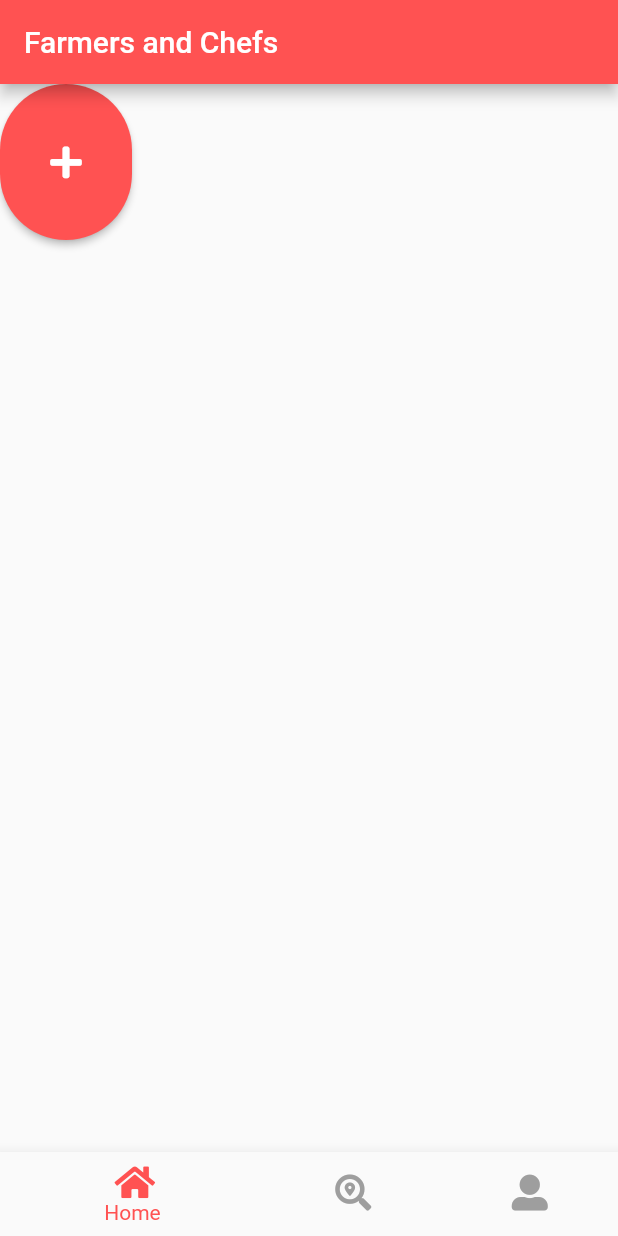
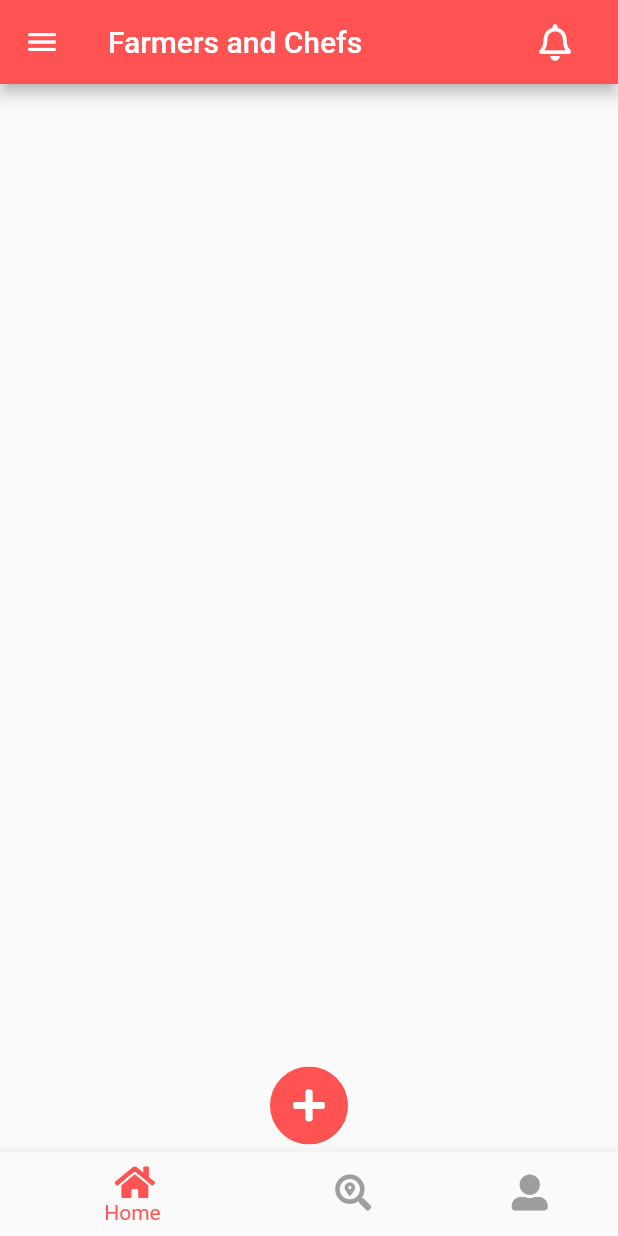
Before and after one commit to mhussein5477/farmersandchefs, a Flutter app: the Login screen opened directly, after a tap on "LOG IN", on a phone screen of 412 x 824 dp. Run offline on Flutter 3.47's test engine with Material 2 defaults, Android fonts, the phone set to English and light mode, and no system bars; our stand-ins replace font_awesome_flutter.

Commit message:
dashboard changes

```diff
--- a/lib/dashboard.dart
+++ b/lib/dashboard.dart
@@ -29,14 +29,96 @@ class MyAppState extends State<MyApp>{
       return MaterialApp(
 
           home : Scaffold(
+
             appBar: AppBar(
+
+              title: Text("Farmers and Chefs"),
               backgroundColor: Colors.redAccent,
-              title: Text('Farmers and Chefs'),
+              actions: <Widget>[
+
+               Container(
+                 margin: EdgeInsets.only(right: 30),
+                 child: Icon(FontAwesomeIcons.bell, color:Colors.white),
+
+               )
+              ],
             ),
+            drawer: Drawer(
+              child: ListView(
+                children: <Widget>[
+
+                  UserAccountsDrawerHeader(
+                     decoration: BoxDecoration( color: Colors.redAccent, ),
+                    accountName: Text("Mohamad Hussein"),
+                   accountEmail: Text("mohamadhussein433@gmail.com"),
+                  currentAccountPicture: CircleAvatar(
+                    backgroundColor: Colors.white,
+
+             child: Text( "M",
+                style: TextStyle(fontSize: 40.0, color: Colors.redAccent),
+                             ),
+                           ),
+                          ),
+
+                          ListTile(
+                            title: Text('Catergories'),
+
+                          ),
+
+                           ListTile(
+                                 leading: CircleAvatar(
+                                    backgroundImage: AssetImage('asset/images/fruits.jpg'),
+                                 ),
+                                  title: Text('Fruits'),
+                                  subtitle: Text('Mangoes , Apples , Pinapples etc'), //           <-- subtitle
+                               ),
+
+
+
+                           ListTile(
+                                 leading: CircleAvatar(
+                                    backgroundImage: AssetImage('asset/images/vegetables.jpg'),
+                                 ),
+                                  title: Text('Vegetables'),
+                                  subtitle: Text('Carrots , Tomatoes , Onions etc'), //           <-- subtitle
+                               ),
+
+
+                            ListTile(
+                                 leading: CircleAvatar(
+                                    backgroundImage: AssetImage('asset/images/nuts.jpg'),
+                                 ),
+                                  title: Text('Nuts'),
+                                  subtitle: Text('Cashew  , Almond , Pea nuts etc'), //           <-- subtitle
+                               ),
+
+                           ListTile(
+                                 leading: CircleAvatar(
+                                    backgroundImage: AssetImage('asset/images/legumes.gif'),
+                                 ),
+                                  title: Text('Legumes'),
+                                  subtitle: Text('Beans  , Peas , Soybean  etc'), //           <-- subtitle
+                               ),
+
+
+                ],
+              ),
+            ),
+
+
+
+
+
+
+
+
+                  //Bottom navigation bar
+
 
             body: callPage(_currentIndex),
 
             bottomNavigationBar: BottomNavigationBar(
+
 
                  type: BottomNavigationBarType.shifting ,
               currentIndex: _currentIndex,
--- a/lib/home.dart
+++ b/lib/home.dart
@@ -8,23 +8,38 @@ class Home extends StatelessWidget{
       return Container(
 
           child: Column(
+            crossAxisAlignment: CrossAxisAlignment.center,
+               mainAxisSize: MainAxisSize.max,
+               mainAxisAlignment: MainAxisAlignment.end,
 
             children: <Widget>[
-             Row(
-               children: <Widget>[
-                 RaisedButton(
-                   color: Colors.redAccent,
-                    padding: EdgeInsets.only(top: 40.0 , bottom: 40.0, left: 10.0,right: 10.0),
-                     shape: RoundedRectangleBorder(borderRadius: new BorderRadius.circular(140.0)),
-                    onPressed: (){},
-                   child : Icon(FontAwesomeIcons.plus, color: Colors.white,),
 
-                 ),
-               ],
-             ),
+            Container(
+              margin: EdgeInsets.only(bottom: 5),
+
+              child: Center(
+
+                  child:  GestureDetector(
+                         onTap: () {},
+                      child: ClipOval(
+                      child: Container(
+                      color: Colors.redAccent,
+                      height: 52.0, // height of the button
+                       width: 52.0, // width of the button
+                     child: Icon( FontAwesomeIcons.plus, color: Colors.white,),
+          ),
+        ),
+      ),
+              ),
+
+            )
 
 
-          ],),
+
+
+
+          ],
+          ),
 
       );
   }
--- a/pubspec.yaml
+++ b/pubspec.yaml
@@ -52,6 +52,12 @@ flutter:
    - asset/images/logo1.png
    - asset/images/logo2.png
    - asset/images/overlay.jpg
+   - asset/images/profile.png
+   - asset/images/fruits.jpg
+   - asset/images/vegetables.jpg
+   - asset/images/nuts.jpg
+   - asset/images/legumes.gif
+
 
 
 
```
Also changed, not shown: asset/images/fruits.jpg (added), asset/images/legumes.gif (added), asset/images/nuts.jpg (added), asset/images/profile.png (added), asset/images/vegetables.jpg (added).
